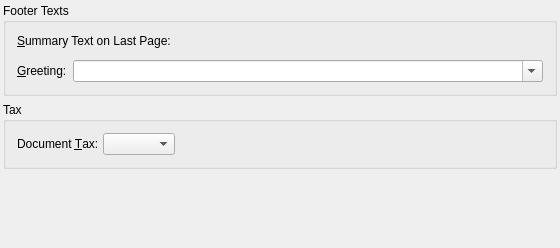
First picture: the form in src/docfooter.ui, repository dragotin/kraft, before the edit.
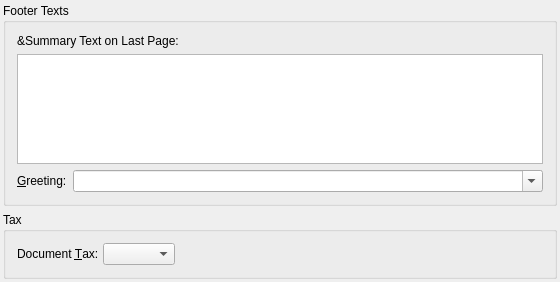
Second picture: the form after the edit. Custom widgets are drawn as their Qt base class.

```diff
--- a/src/docfooter.ui
+++ b/src/docfooter.ui
@@ -7,7 +7,7 @@
     <x>0</x>
     <y>0</y>
     <width>560</width>
-    <height>248</height>
+    <height>282</height>
    </rect>
   </property>
   <layout class="QGridLayout">
@@ -31,22 +31,26 @@
     </spacer>
    </item>
    <item row="0" column="0">
-    <widget class="Q3GroupBox" name="groupBox1">
+    <widget class="QGroupBox" name="groupBox">
      <property name="title">
       <string>Footer Texts</string>
      </property>
-     <layout class="QGridLayout">
-      <item row="0" column="0">
-       <layout class="QGridLayout">
-        <item row="1" column="0">
-         <widget class="Q3TextEdit" name="m_teSummary">
-          <property name="tabChangesFocus" stdset="0">
-           <bool>true</bool>
+     <layout class="QVBoxLayout" name="verticalLayout">
+      <item>
+       <widget class="QLabel" name="textLabel8_2">
+        <property name="text">
+         <string>&amp;Summary Text on Last Page:</string>
+        </property>
+        <property name="wordWrap">
+         <bool>false</bool>
           </property>
          </widget>
         </item>
-        <item row="2" column="0">
-         <layout class="QHBoxLayout">
+      <item>
+       <widget class="KTextEdit" name="m_teSummary"/>
+      </item>
+      <item>
+       <layout class="QHBoxLayout" name="_2">
           <item>
            <widget class="QLabel" name="textLabel1">
             <property name="sizePolicy">
@@ -78,31 +82,16 @@
           </item>
          </layout>
         </item>
-        <item row="0" column="0">
-         <widget class="QLabel" name="textLabel8_2">
-          <property name="text">
-           <string>&amp;Summary Text on Last Page:</string>
-          </property>
-          <property name="wordWrap">
-           <bool>false</bool>
-          </property>
-          <property name="buddy">
-           <cstring>m_teSummary</cstring>
-          </property>
-         </widget>
-        </item>
-       </layout>
-      </item>
      </layout>
     </widget>
    </item>
    <item row="1" column="0">
-    <widget class="Q3GroupBox" name="groupBox2">
+    <widget class="QGroupBox" name="groupBox_2">
      <property name="title">
       <string>Tax</string>
      </property>
-     <layout class="QGridLayout">
-      <item row="0" column="0">
+     <layout class="QHBoxLayout" name="horizontalLayout">
+      <item>
        <widget class="QLabel" name="textLabel1_2">
         <property name="text">
          <string>Document &amp;Tax:</string>
@@ -115,10 +104,10 @@
         </property>
        </widget>
       </item>
-      <item row="0" column="1">
+      <item>
        <widget class="QComboBox" name="mTaxCombo"/>
       </item>
-      <item row="0" column="2">
+      <item>
        <spacer name="spacer2">
         <property name="orientation">
          <enum>Qt::Horizontal</enum>
@@ -128,7 +117,7 @@
         </property>
         <property name="sizeHint" stdset="0">
          <size>
-          <width>50</width>
+          <width>361</width>
           <height>20</height>
          </size>
         </property>
@@ -148,22 +137,9 @@
    <header>kcombobox.h</header>
   </customwidget>
   <customwidget>
-   <class>Q3Frame</class>
-   <extends>QFrame</extends>
-   <header>Qt3Support/Q3Frame</header>
-   <container>1</container>
-  </customwidget>
-  <customwidget>
-   <class>Q3TextEdit</class>
-   <extends>Q3Frame</extends>
-   <header>q3textedit.h</header>
-   <container>1</container>
-  </customwidget>
-  <customwidget>
-   <class>Q3GroupBox</class>
-   <extends>QGroupBox</extends>
-   <header>Qt3Support/Q3GroupBox</header>
-   <container>1</container>
+   <class>KTextEdit</class>
+   <extends>QTextEdit</extends>
+   <header>ktextedit.h</header>
   </customwidget>
  </customwidgets>
  <includes>
```
Lines whose indentation alone changed are shown as unchanged.
